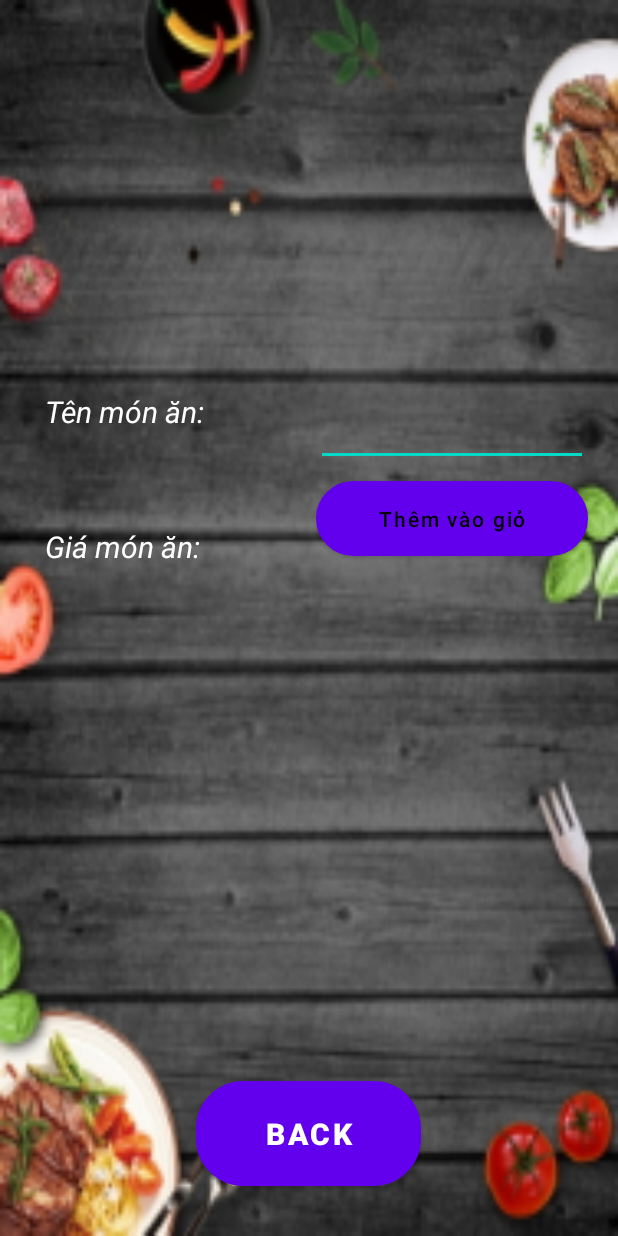
After one commit to HoKhacDang20/AppDatDoAnOnline, an Android app: the layout food_detail_layout.xml on its own in the app's theme, with its tools: preview values and no code run, on a phone screen of 412 x 824 dp. The commit adds this screen. Run offline under Robolectric (Android 15) with nearby library versions, the phone set to English and light mode, and no system bars.

Commit message:
update giao dien

```diff
--- /dev/null
+++ b/app/src/main/java/com/example/appdatdoanonline/FoodDetailActivity.java
@@ -0,0 +1,20 @@
+package com.example.appdatdoanonline;
+
+
+import android.os.Bundle;
+import android.view.WindowManager;
+
+import androidx.annotation.Nullable;
+import androidx.appcompat.app.AppCompatActivity;
+
+
+
+public class FoodDetailActivity extends AppCompatActivity {
+    @Override
+    protected void onCreate(@Nullable Bundle savedInstanceState) {
+        super.onCreate(savedInstanceState);
+        this.getWindow().setFlags(WindowManager.LayoutParams.FLAG_FULLSCREEN,
+                WindowManager.LayoutParams.FLAG_FULLSCREEN); //enable full screen
+        setContentView(R.layout.food_detail_layout);
+    }
+}
--- /dev/null
+++ b/app/src/main/res/layout/food_detail_layout.xml
@@ -0,0 +1,126 @@
+<?xml version="1.0" encoding="utf-8"?>
+<LinearLayout
+    xmlns:android="http://schemas.android.com/apk/res/android"
+    xmlns:app="http://schemas.android.com/apk/res-auto"
+    xmlns:tools="http://schemas.android.com/tools"
+    android:layout_width="match_parent"
+    android:layout_height="match_parent"
+    tools:context=".FoodDetailActivity"
+    android:background="@mipmap/western_food_background">
+
+    <LinearLayout
+        android:layout_width="match_parent"
+        android:layout_height="match_parent"
+        android:layout_margin="20dp"
+        android:weightSum="8"
+        android:orientation="vertical">
+
+        <ImageView
+            android:id="@+id/foodIMG"
+            android:layout_width="match_parent"
+            android:layout_height="0dp"
+            android:layout_weight="2"
+            android:layout_margin="10dp"
+            android:layout_gravity="center" />
+
+        <LinearLayout
+            android:layout_width="match_parent"
+            android:layout_height="0dp"
+            android:orientation="vertical"
+            android:layout_weight="5">
+
+            <LinearLayout
+                android:layout_width="match_parent"
+                android:layout_height="0dp"
+                android:orientation="horizontal"
+                android:layout_weight="1">
+
+                <LinearLayout
+                    android:layout_width="0dp"
+                    android:layout_height="match_parent"
+                    android:orientation="vertical"
+                    android:layout_marginLeft="10dp"
+                    android:layout_weight="1">
+
+                    <TextView
+                        android:layout_width="match_parent"
+                        android:layout_height="30dp"
+                        android:text="@string/NameFood"
+                        android:textColor="@color/white"
+                        android:textStyle="italic"
+                        android:layout_marginTop="30dp"
+                        android:textSize="20sp" />
+                    <TextView
+                        android:id="@+id/txtFoodName"
+                        android:layout_width="match_parent"
+                        android:textColor="@color/white"
+                        android:textSize="20sp"
+                        android:layout_height="50dp" />
+                    <TextView
+                        android:layout_width="match_parent"
+                        android:layout_height="30dp"
+                        android:text="@string/foodPrice"
+                        android:textColor="@color/white"
+                        android:textStyle="italic"
+                        android:layout_marginTop="10dp"
+                        android:textSize="20sp" />
+                    <TextView
+                        android:id="@+id/txtFoodPrice"
+                        android:layout_width="match_parent"
+                        android:textColor="@color/white"
+                        android:textSize="20sp"
+                        android:layout_height="50dp" />
+                </LinearLayout>
+                <LinearLayout
+                    android:layout_width="0dp"
+                    android:layout_height="match_parent"
+                    android:orientation="vertical"
+                    android:layout_weight="1">
+
+                    <EditText
+                        android:id="@+id/elegantButton"
+                        android:layout_width="match_parent"
+                        android:layout_height="30dp"
+
+                        android:layout_marginTop="50dp"
+                     ></EditText>
+                    <Button
+                        android:id="@+id/btnAddToCart"
+                        android:layout_width="match_parent"
+                        android:layout_height="50dp"
+                        android:text="@string/add_to_cart"
+                        android:textAllCaps="false"
+                        android:textColor="@color/black"
+                        android:layout_marginTop="10dp"
+                        android:background="@drawable/login_button"></Button>
+                </LinearLayout>
+            </LinearLayout>
+
+            <TextView
+                android:id="@+id/txtFoodDescription"
+                android:layout_width="match_parent"
+                android:layout_height="0dp"
+                android:textColor="@color/white"
+                android:textSize="20sp"
+                android:layout_weight="1">
+
+            </TextView>
+        </LinearLayout>
+
+        <LinearLayout
+            android:layout_width="match_parent"
+            android:layout_height="0dp"
+            android:layout_weight="1"
+            android:gravity="center">
+
+            <Button
+                android:id="@+id/btnBack"
+                android:layout_width="150dp"
+                android:layout_height="70dp"
+                android:background="@drawable/login_button"
+                android:text="@string/Back"
+                android:textStyle="bold"
+                android:textSize="20sp" />
+        </LinearLayout>
+    </LinearLayout>
+</LinearLayout>
--- a/app/src/main/res/values/colors.xml
+++ b/app/src/main/res/values/colors.xml
@@ -7,4 +7,5 @@
     <color name="teal_700">#FF018786</color>
     <color name="black">#FF000000</color>
     <color name="white">#FFFFFFFF</color>
+    <color name="red">#FF362E</color>
 </resources>
```
